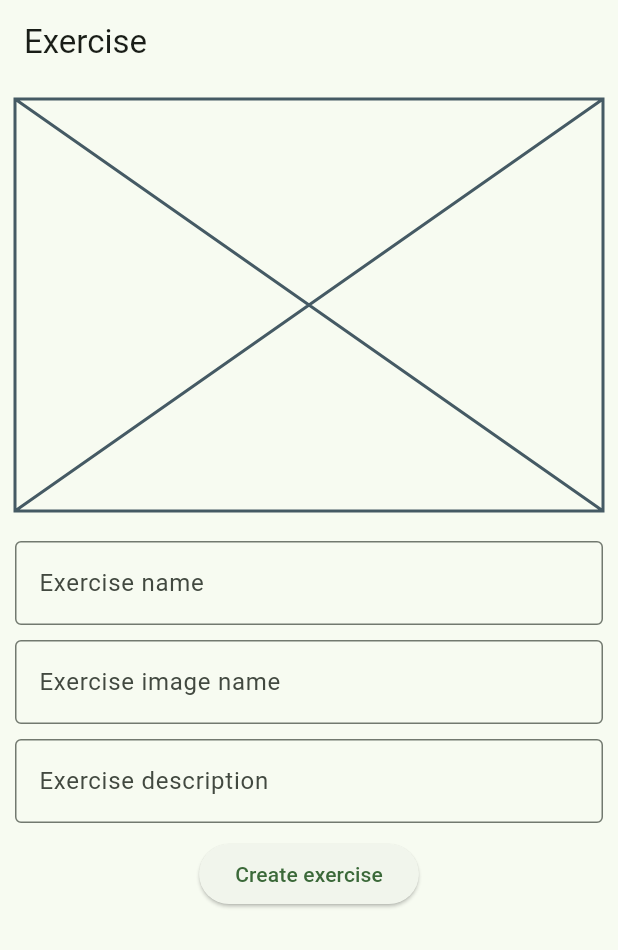
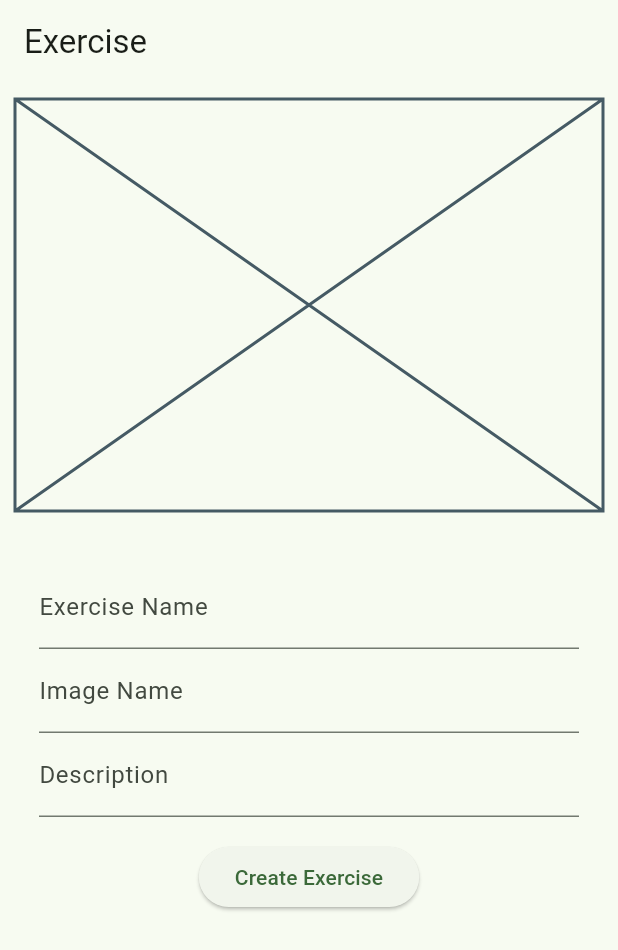
Before and after one commit to OscrTR/MyFitnessTracker, a Flutter app: the screen it shows after launch, on a phone screen of 412 x 824 dp. Shown: the top 950 px of the screen. Run offline on Flutter 3.47's test engine with Material 3 defaults, Android fonts, the phone set to English and light mode, and no system bars; our stand-ins replace bloc, dartz, equatable, flutter_bloc, get_it, sqflite; accounts and stored records are empty.

Commit message:
feat: exercise creation snackbar

```diff
--- a/lib/features/exercise_management/presentation/pages/exercise_page.dart
+++ b/lib/features/exercise_management/presentation/pages/exercise_page.dart
@@ -25,14 +25,35 @@ class ExercisePage extends StatelessWidget {
           padding: const EdgeInsets.all(10),
           child: Column(
             children: [
-              Container(
+              BlocListener<ExerciseManagementBloc, ExerciseManagementState>(
+                listener: (context, state) {
+                  if (state is ExerciseManagementFailure) {
+                    ScaffoldMessenger.of(context).showSnackBar(
+                      SnackBar(
+                        content: Text(state.message),
+                        backgroundColor: Colors.red,
+                      ),
+                    );
+                  } else if (state is ExerciseManagementSuccess) {
+                    // Show success message in a SnackBar
+                    ScaffoldMessenger.of(context).showSnackBar(
+                      SnackBar(
+                        content: Text(
+                            'Exercise "${state.exercise.name}" created successfully!'),
+                        backgroundColor: Colors.green,
+                      ),
+                    );
+                  }
+                },
+                child: SizedBox(
                   height: MediaQuery.of(context).size.height / 3,
                   child: const Placeholder(),
                 ),
+              ),
               const SizedBox(height: 20),
-              Column(
+              const Column(
                 children: [
-                  const ExerciseCreation(),
+                  ExerciseForm(),
                 ],
               )
             ],
@@ -43,69 +64,87 @@ class ExercisePage extends StatelessWidget {
   }
 }
 
-class ExerciseCreation extends StatefulWidget {
-  const ExerciseCreation({super.key});
+class ExerciseForm extends StatefulWidget {
+  const ExerciseForm({super.key});
 
   @override
-  State<ExerciseCreation> createState() => _ExerciseCreationState();
+  ExerciseFormState createState() => ExerciseFormState();
 }
 
-String exerciseName = '';
-String exerciseImageName = '';
-String exerciseDescription = '';
+class ExerciseFormState extends State<ExerciseForm> {
+  final _formKey = GlobalKey<FormState>();
+  final _nameController = TextEditingController();
+  final _imageNameController = TextEditingController();
+  final _descriptionController = TextEditingController();
 
-final exerciseNameController = TextEditingController();
-final exerciseImageNameController = TextEditingController();
-final exerciseDescriptionController = TextEditingController();
+  @override
+  void dispose() {
+    _nameController.dispose();
+    _imageNameController.dispose();
+    _descriptionController.dispose();
+    super.dispose();
+  }
 
-class _ExerciseCreationState extends State<ExerciseCreation> {
+  void _submitForm() {
+    if (_formKey.currentState!.validate()) {
+      // Trigger the CreateExerciseEvent with form data
+      BlocProvider.of<ExerciseManagementBloc>(context).add(
+        CreateExerciseEvent(
+          name: _nameController.text,
+          imageName: _imageNameController.text,
+          description: _descriptionController.text,
+        ),
+      );
+
+      // Clear the text fields after submission
+      _nameController.clear();
+      _imageNameController.clear();
+      _descriptionController.clear();
+    }
+  }
+
   @override
   Widget build(BuildContext context) {
-    return Column(
+    return Padding(
+      padding: const EdgeInsets.all(16.0),
+      child: Form(
+        key: _formKey,
+        child: Column(
           children: [
-        TextField(
-          controller: exerciseNameController,
-          decoration: const InputDecoration(
-              border: OutlineInputBorder(), hintText: 'Exercise name'),
-          onChanged: (value) {
-            exerciseName = value;
+            // Name Field
+            TextFormField(
+              controller: _nameController,
+              decoration: const InputDecoration(labelText: 'Exercise Name'),
+              validator: (value) {
+                if (value == null || value.isEmpty) {
+                  return 'Please enter a name';
+                }
+                return null;
               },
             ),
-        const SizedBox(height: 10),
-        TextField(
-          controller: exerciseImageNameController,
-          decoration: const InputDecoration(
-              border: OutlineInputBorder(), hintText: 'Exercise image name'),
-          onChanged: (value) {
-            exerciseImageName = value;
-          },
+
+            // Image Name Field
+            TextFormField(
+              controller: _imageNameController,
+              decoration: const InputDecoration(labelText: 'Image Name'),
             ),
-        const SizedBox(height: 10),
-        TextField(
-          controller: exerciseDescriptionController,
-          decoration: const InputDecoration(
-              border: OutlineInputBorder(), hintText: 'Exercise description'),
-          onChanged: (value) {
-            exerciseDescription = value;
-          },
+
+            // Description Field
+            TextFormField(
+              controller: _descriptionController,
+              decoration: const InputDecoration(labelText: 'Description'),
             ),
-        const SizedBox(height: 10),
+
+            const SizedBox(height: 16.0),
+
+            // Submit Button
             ElevatedButton(
-            onPressed: createExercise, child: const Text('Create exercise'))
+              onPressed: _submitForm,
+              child: const Text('Create Exercise'),
+            ),
           ],
+        ),
+      ),
     );
   }
-
-  void createExercise() {
-    exerciseNameController.clear();
-    exerciseImageNameController.clear();
-    exerciseDescriptionController.clear();
-    BlocProvider.of<ExerciseManagementBloc>(context).add(CreateExerciseEvent(
-        name: exerciseName,
-        description: exerciseDescription,
-        imageName: exerciseImageName));
-    exerciseName = '';
-    exerciseImageName = '';
-    exerciseDescription = '';
 }
-}
```
Lines whose indentation alone changed are shown as unchanged.
